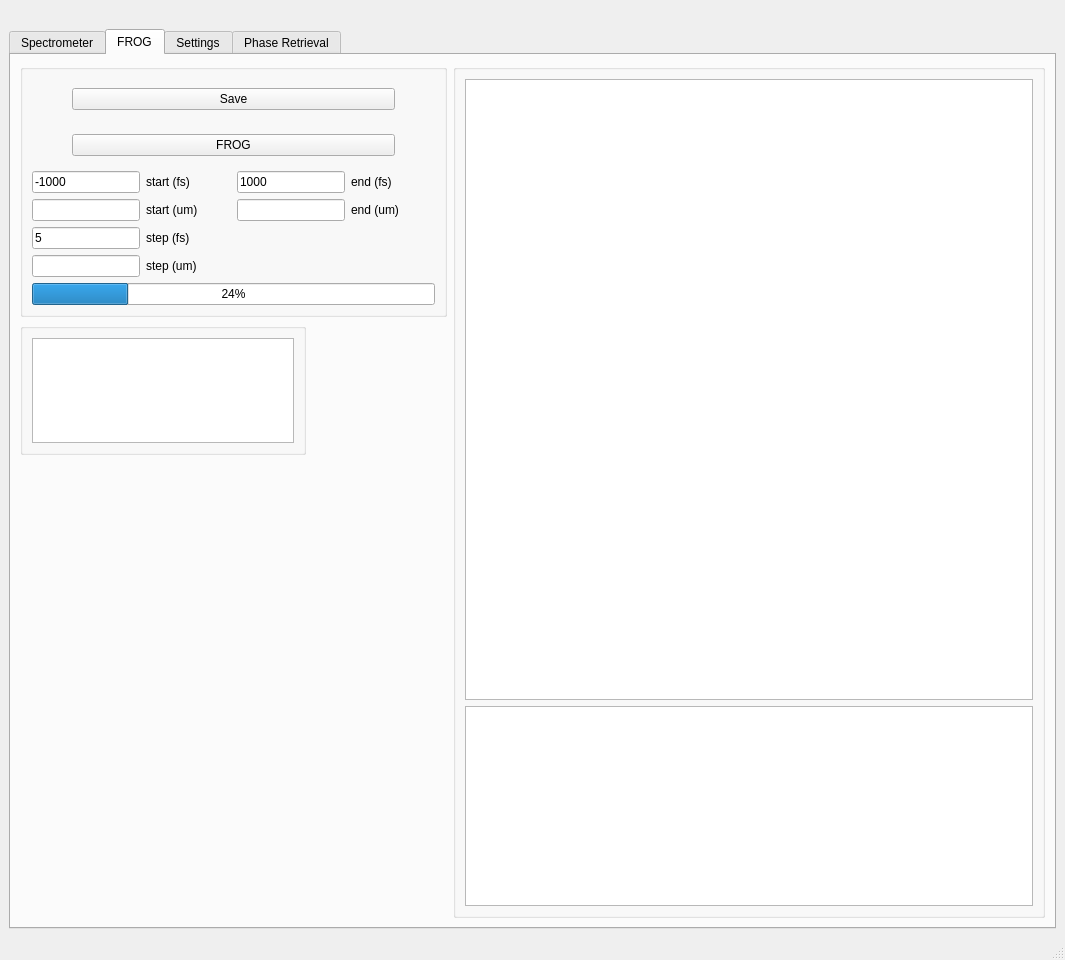
Qt form qt_designer/form.ui (peter-chang62/Chi-3-FROG) before a commit.
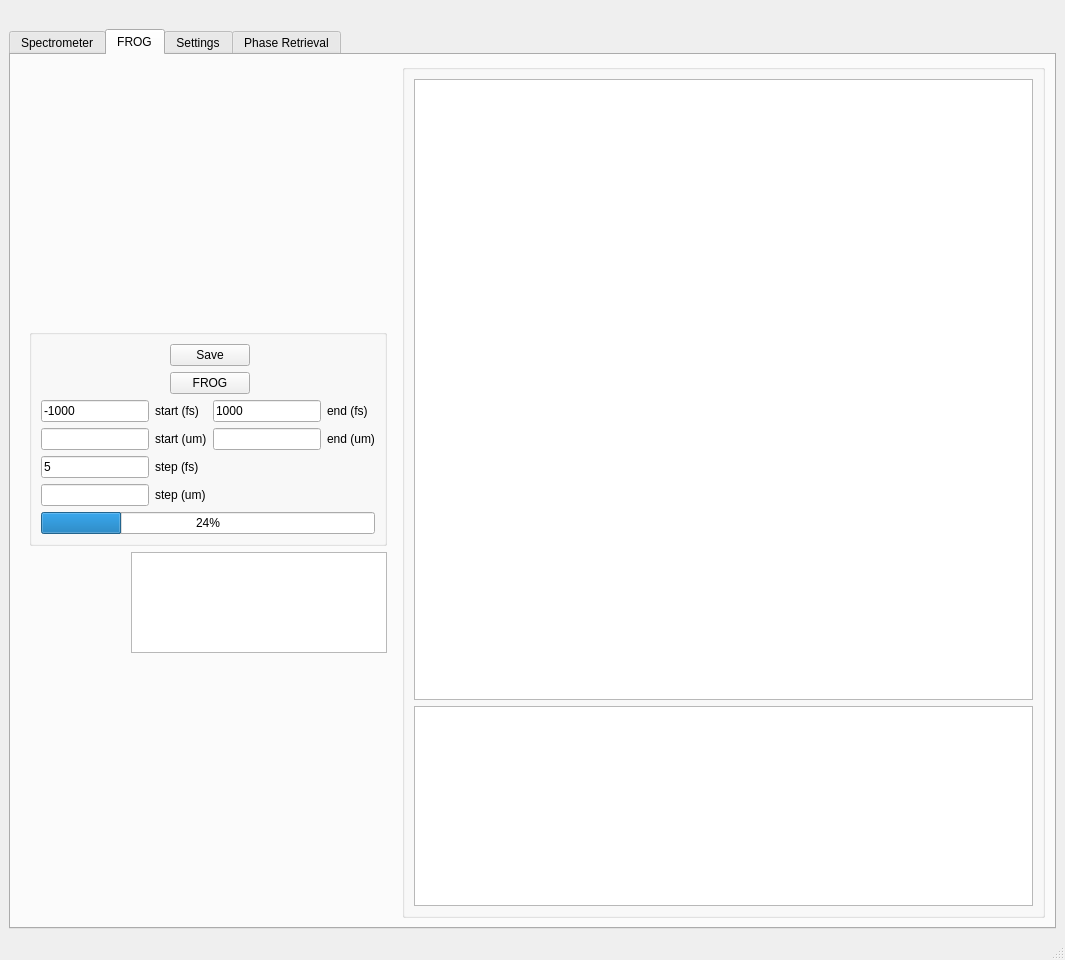
The same form after that commit. The open tabs and pages were chosen to show the change. Icons and pictures are not drawn. Custom widgets are drawn as their Qt base class.

```diff
--- a/qt_designer/form.ui
+++ b/qt_designer/form.ui
@@ -14,7 +14,7 @@
    <string>Chi3 FROG</string>
   </property>
   <widget class="QWidget" name="centralwidget">
-   <layout class="QGridLayout" name="gridLayout">
+   <layout class="QGridLayout" name="gridLayout_3">
     <item row="0" column="0">
      <widget class="QLabel" name="label_2">
       <property name="sizePolicy">
@@ -435,28 +435,25 @@
        <attribute name="title">
         <string>FROG</string>
        </attribute>
-       <layout class="QGridLayout" name="gridLayout_6">
-        <item row="0" column="0">
+       <layout class="QHBoxLayout" name="horizontalLayout_10">
+        <item>
+         <widget class="QFrame" name="">
+          <property name="sizePolicy">
+           <sizepolicy hsizetype="Maximum" vsizetype="Maximum">
+            <horstretch>0</horstretch>
+            <verstretch>0</verstretch>
+           </sizepolicy>
+          </property>
+          <layout class="QVBoxLayout" name="verticalLayout_17">
+           <item>
          <widget class="QGroupBox" name="groupBox">
-          <property name="minimumSize">
-           <size>
-            <width>427</width>
-            <height>253</height>
-           </size>
-          </property>
-          <property name="maximumSize">
-           <size>
-            <width>427</width>
-            <height>253</height>
-           </size>
-          </property>
           <layout class="QVBoxLayout" name="verticalLayout">
            <item>
-            <layout class="QGridLayout" name="gridLayout_10">
+               <layout class="QGridLayout" name="gridLayout">
              <item row="0" column="0">
               <spacer name="horizontalSpacer_10">
                <property name="orientation">
-                <enum>Qt::Vertical</enum>
+                   <enum>Qt::Horizontal</enum>
                </property>
                <property name="sizeHint" stdset="0">
                 <size>
@@ -466,17 +463,17 @@
                </property>
               </spacer>
              </item>
-             <item row="0" column="1">
+                <item row="0" column="1" colspan="2">
               <widget class="QPushButton" name="pb_save_frog">
                <property name="text">
                 <string>Save</string>
                </property>
               </widget>
              </item>
-             <item row="0" column="2">
+                <item row="0" column="3">
               <spacer name="horizontalSpacer_11">
                <property name="orientation">
-                <enum>Qt::Vertical</enum>
+                   <enum>Qt::Horizontal</enum>
                </property>
                <property name="sizeHint" stdset="0">
                 <size>
@@ -487,29 +484,9 @@
               </spacer>
              </item>
              <item row="1" column="0">
-              <spacer name="horizontalSpacer_14">
-               <property name="orientation">
-                <enum>Qt::Vertical</enum>
-               </property>
-               <property name="sizeHint" stdset="0">
-                <size>
-                 <width>40</width>
-                 <height>20</height>
-                </size>
-               </property>
-              </spacer>
-             </item>
-             <item row="1" column="1">
-              <widget class="QPushButton" name="pb_frog">
-               <property name="text">
-                <string>FROG</string>
-               </property>
-              </widget>
-             </item>
-             <item row="1" column="2">
               <spacer name="horizontalSpacer_13">
                <property name="orientation">
-                <enum>Qt::Vertical</enum>
+                   <enum>Qt::Horizontal</enum>
                </property>
                <property name="sizeHint" stdset="0">
                 <size>
@@ -519,11 +496,27 @@
                </property>
               </spacer>
              </item>
-            </layout>
-           </item>
-           <item>
-            <layout class="QGridLayout" name="gridLayout_9">
-             <item row="0" column="0">
+                <item row="1" column="1" colspan="2">
+                 <widget class="QPushButton" name="pb_frog">
+                  <property name="text">
+                   <string>FROG</string>
+                  </property>
+                 </widget>
+                </item>
+                <item row="1" column="3">
+                 <spacer name="horizontalSpacer_14">
+                  <property name="orientation">
+                   <enum>Qt::Horizontal</enum>
+                  </property>
+                  <property name="sizeHint" stdset="0">
+                   <size>
+                    <width>40</width>
+                    <height>20</height>
+                   </size>
+                  </property>
+                 </spacer>
+                </item>
+                <item row="2" column="0" rowspan="2" colspan="2">
               <layout class="QFormLayout" name="formLayout_3">
                <item row="0" column="0">
                 <widget class="QLineEdit" name="le_frog_start_fs">
@@ -549,9 +542,33 @@
                  </property>
                 </widget>
                </item>
-              </layout>
-             </item>
-             <item row="0" column="1">
+                  <item row="2" column="0">
+                   <widget class="QLineEdit" name="le_frog_step_fs">
+                    <property name="text">
+                     <string>5</string>
+                    </property>
+                   </widget>
+                  </item>
+                  <item row="2" column="1">
+                   <widget class="QLabel" name="label_4">
+                    <property name="text">
+                     <string>step (fs)</string>
+                    </property>
+                   </widget>
+                  </item>
+                  <item row="3" column="0">
+                   <widget class="QLineEdit" name="le_frog_step_um"/>
+                  </item>
+                  <item row="3" column="1">
+                   <widget class="QLabel" name="label_9">
+                    <property name="text">
+                     <string>step (um)</string>
+                    </property>
+                   </widget>
+                  </item>
+                 </layout>
+                </item>
+                <item row="2" column="2" colspan="2">
               <layout class="QFormLayout" name="formLayout_4">
                <item row="0" column="0">
                 <widget class="QLineEdit" name="le_frog_end_fs">
@@ -579,38 +596,10 @@
                </item>
               </layout>
              </item>
-             <item row="1" column="0">
-              <layout class="QFormLayout" name="formLayout_5">
-               <item row="0" column="0">
-                <widget class="QLineEdit" name="le_frog_step_fs">
-                 <property name="text">
-                  <string>5</string>
-                 </property>
-                </widget>
-               </item>
-               <item row="0" column="1">
-                <widget class="QLabel" name="label_4">
-                 <property name="text">
-                  <string>step (fs)</string>
-                 </property>
-                </widget>
-               </item>
-               <item row="1" column="0">
-                <widget class="QLineEdit" name="le_frog_step_um"/>
-               </item>
-               <item row="1" column="1">
-                <widget class="QLabel" name="label_9">
-                 <property name="text">
-                  <string>step (um)</string>
-                 </property>
-                </widget>
-               </item>
-              </layout>
-             </item>
-             <item row="1" column="1">
+                <item row="3" column="3">
               <spacer name="horizontalSpacer">
                <property name="orientation">
-                <enum>Qt::Vertical</enum>
+                   <enum>Qt::Horizontal</enum>
                </property>
                <property name="sizeHint" stdset="0">
                 <size>
@@ -632,7 +621,37 @@
           </layout>
          </widget>
         </item>
-        <item row="0" column="1" rowspan="3">
+           <item>
+            <layout class="QHBoxLayout" name="horizontalLayout_14">
+             <item>
+              <spacer name="horizontalSpacer_20">
+               <property name="orientation">
+                <enum>Qt::Horizontal</enum>
+               </property>
+               <property name="sizeHint" stdset="0">
+                <size>
+                 <width>40</width>
+                 <height>20</height>
+                </size>
+               </property>
+              </spacer>
+             </item>
+             <item>
+              <widget class="QTextBrowser" name="tb_frog_error">
+               <property name="maximumSize">
+                <size>
+                 <width>256</width>
+                 <height>101</height>
+                </size>
+               </property>
+              </widget>
+             </item>
+            </layout>
+           </item>
+          </layout>
+         </widget>
+        </item>
+        <item>
          <widget class="QGroupBox" name="groupBox_3">
           <layout class="QVBoxLayout" name="verticalLayout_2">
            <item>
@@ -651,37 +670,6 @@
           </layout>
          </widget>
         </item>
-        <item row="1" column="0">
-         <widget class="QGroupBox" name="groupBox_5">
-          <property name="maximumSize">
-           <size>
-            <width>286</width>
-            <height>132</height>
-           </size>
-          </property>
-          <property name="title">
-           <string/>
-          </property>
-          <layout class="QGridLayout" name="gridLayout_8">
-           <item row="0" column="0">
-            <widget class="QTextBrowser" name="tb_frog_error"/>
-           </item>
-          </layout>
-         </widget>
-        </item>
-        <item row="2" column="0">
-         <spacer name="verticalSpacer">
-          <property name="orientation">
-           <enum>Qt::Vertical</enum>
-          </property>
-          <property name="sizeHint" stdset="0">
-           <size>
-            <width>20</width>
-            <height>244</height>
-           </size>
-          </property>
-         </spacer>
-        </item>
        </layout>
       </widget>
       <widget class="QWidget" name="tab_settings">
```
Left out of the diff: 4 changed lines with no effect on the pictures. Lines whose indentation alone changed are shown as unchanged.
